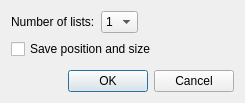
Before: the Qt Designer form options.ui in HappySeaFox/tht, drawn with Qt 5.
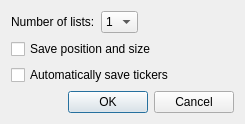
After: the same form once the commit is applied.

Commit message: Option to save tickers automatically

The edit to the form file:
```diff
--- a/options.ui
+++ b/options.ui
@@ -7,7 +7,7 @@
     <x>0</x>
     <y>0</y>
     <width>245</width>
-    <height>103</height>
+    <height>121</height>
    </rect>
   </property>
   <property name="windowTitle">
@@ -67,7 +67,7 @@
      </item>
     </layout>
    </item>
-   <item row="2" column="0">
+   <item row="3" column="0">
     <spacer name="verticalSpacer">
      <property name="orientation">
       <enum>Qt::Vertical</enum>
@@ -80,7 +80,7 @@
      </property>
     </spacer>
    </item>
-   <item row="3" column="0">
+   <item row="4" column="0">
     <widget class="QDialogButtonBox" name="buttonBox">
      <property name="orientation">
       <enum>Qt::Horizontal</enum>
@@ -97,6 +97,13 @@
      </property>
     </widget>
    </item>
+   <item row="2" column="0">
+    <widget class="QCheckBox" name="checkSaveTickers">
+     <property name="text">
+      <string>Automatically save tickers</string>
+     </property>
+    </widget>
+   </item>
   </layout>
  </widget>
  <tabstops>
```
Left out of the diff: 1 changed line with no effect on the pictures. The commit also changes 13 other files.
